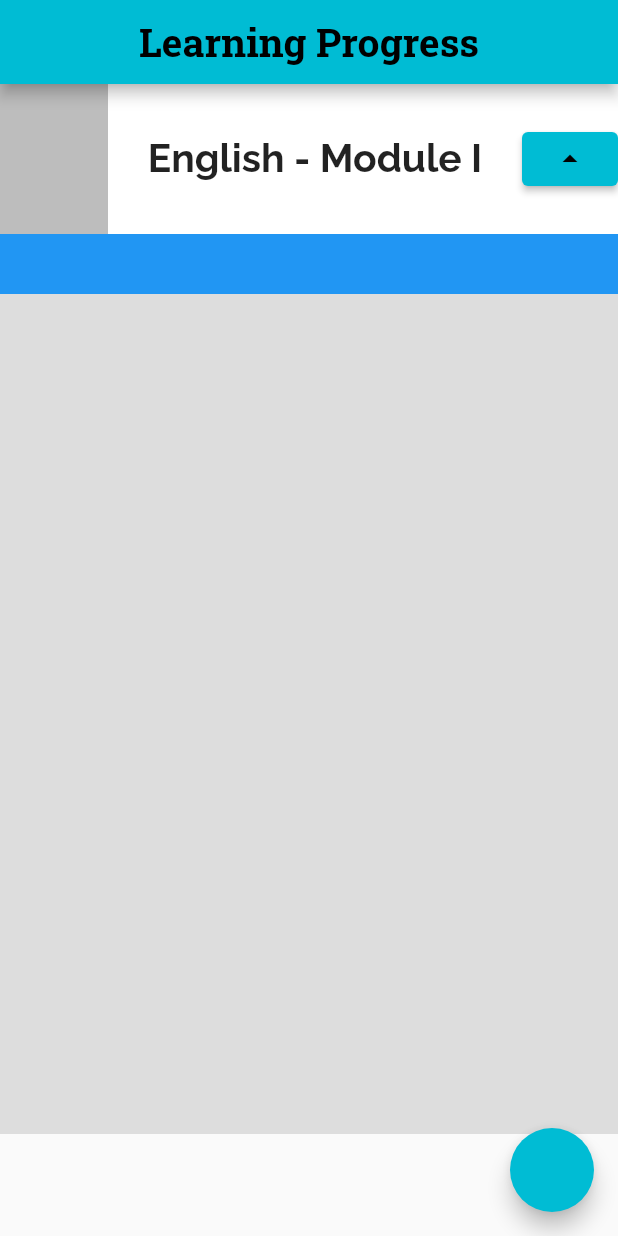
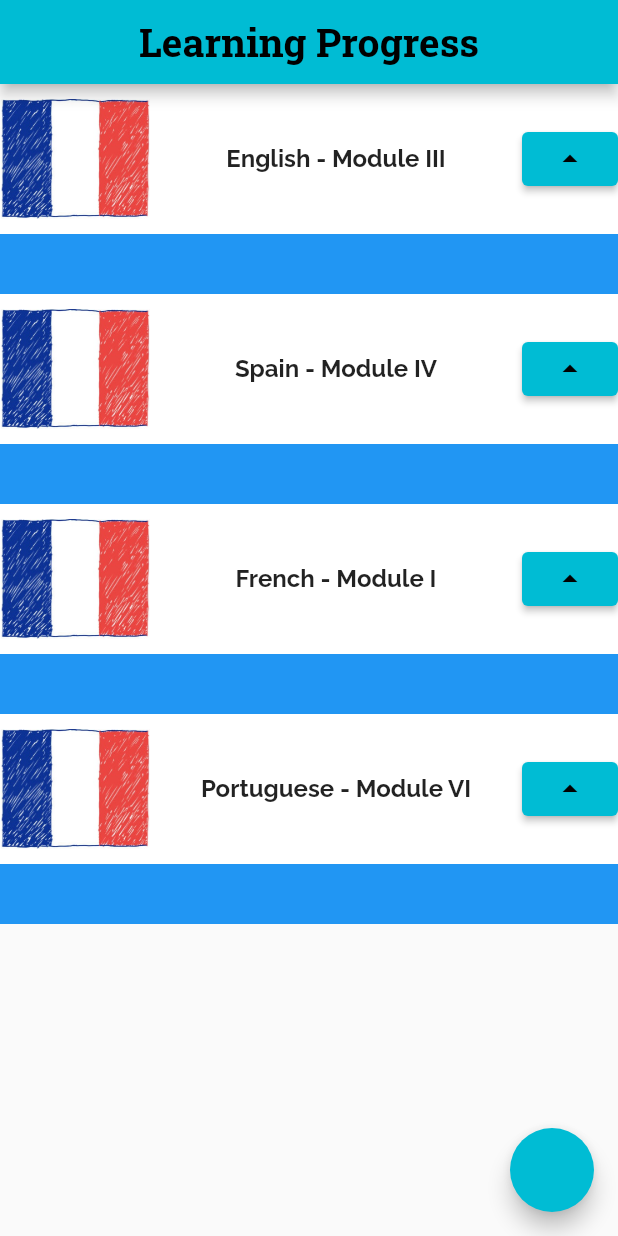
Before and after one commit to RickHPotter/self_study_notes.dart, a Flutter app: the screen it shows after launch, on a phone screen of 412 x 824 dp. Run offline on Flutter 3.47's test engine with Material 2 defaults, Android fonts, the phone set to English and light mode, and no system bars.

Commit message:
Second Commit

```diff
--- a/lib/main.dart
+++ b/lib/main.dart
@@ -26,27 +26,50 @@ class MyApp extends StatelessWidget {
                   fontFamily: 'RobotoSlab'),
             ),
           ),
-          body: Container(
-            color: const Color.fromARGB(50, 100, 100, 100),
-            height: 700,
-            child: Stack(
+          body: Column(
+            // mainAxisAlignment: MainAxisAlignment.spaceEvenly,
+            children: const [
+              Task(title: 'English - Module III'),
+              Task(title: 'Spain - Module IV'),
+              Task(title: 'French - Module I'),
+              Task(title: 'Portuguese - Module VI'),
+            ],
+          ),
+          floatingActionButton: FloatingActionButton(onPressed: () {})
+        ),
+    );
+  }
+}
+
+class Task extends StatelessWidget {
+  const Task({Key? key, required this.title})
+  : super(key: key);
+
+  final String title;
+
+  @override
+  Widget build(BuildContext context) {
+    return Stack(
       children: [
         Container(
           color: Colors.blue, height: 140,
-
         ),
         Container(
           color: Colors.white, height: 100,
           child: Row(
             mainAxisAlignment: MainAxisAlignment.spaceBetween,
             children: [
-                      Container(
-                        color: Colors.black26, width: 72, height: 100,
+              const SizedBox(
+                height: 80, width: 100,
+                child: Image(
+                  image: AssetImage('assets/images/fr.jpg'),
+                  fit: BoxFit.fill,
                 ),
-                      const Text(
-                        'English - Module I',
-                        style: TextStyle(
-                          fontSize: 26,
+              ),
+              Text(
+                title,
+                style: const TextStyle(
+                  fontSize: 16,
                   fontFamily: 'Raleway',
                   fontWeight: FontWeight.bold,
                 ),
@@ -58,10 +81,6 @@ class MyApp extends StatelessWidget {
           ),
         )
       ],
-            ),
-          ),
-          floatingActionButton: FloatingActionButton(onPressed: () {})
-        ),
     );
   }
 }
```
Lines whose indentation alone changed are shown as unchanged.
